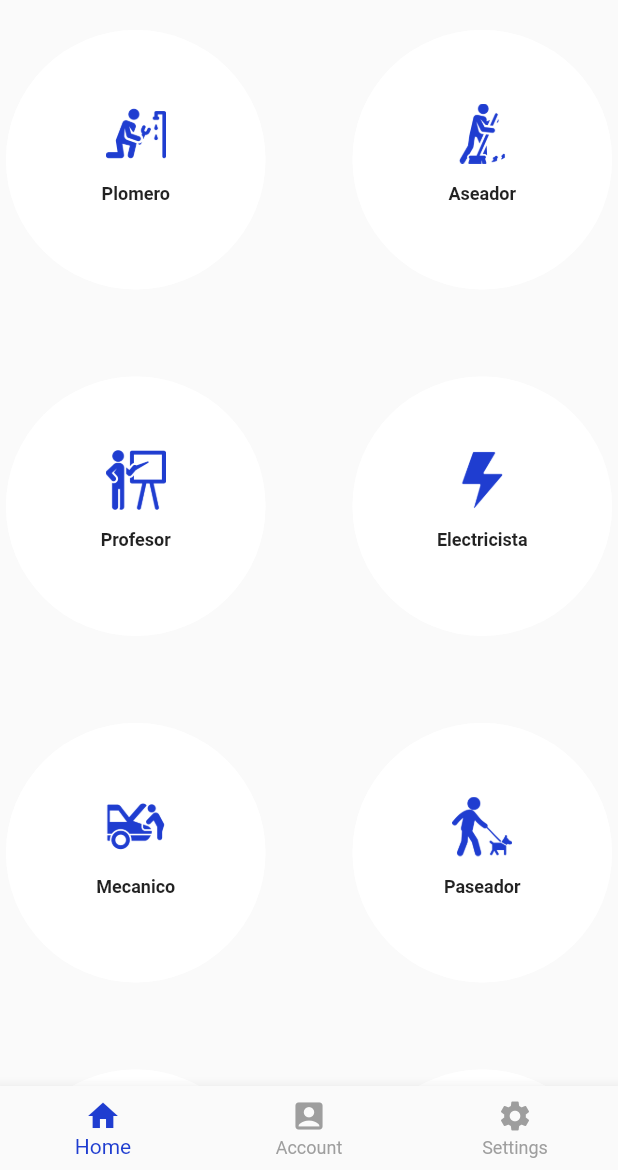
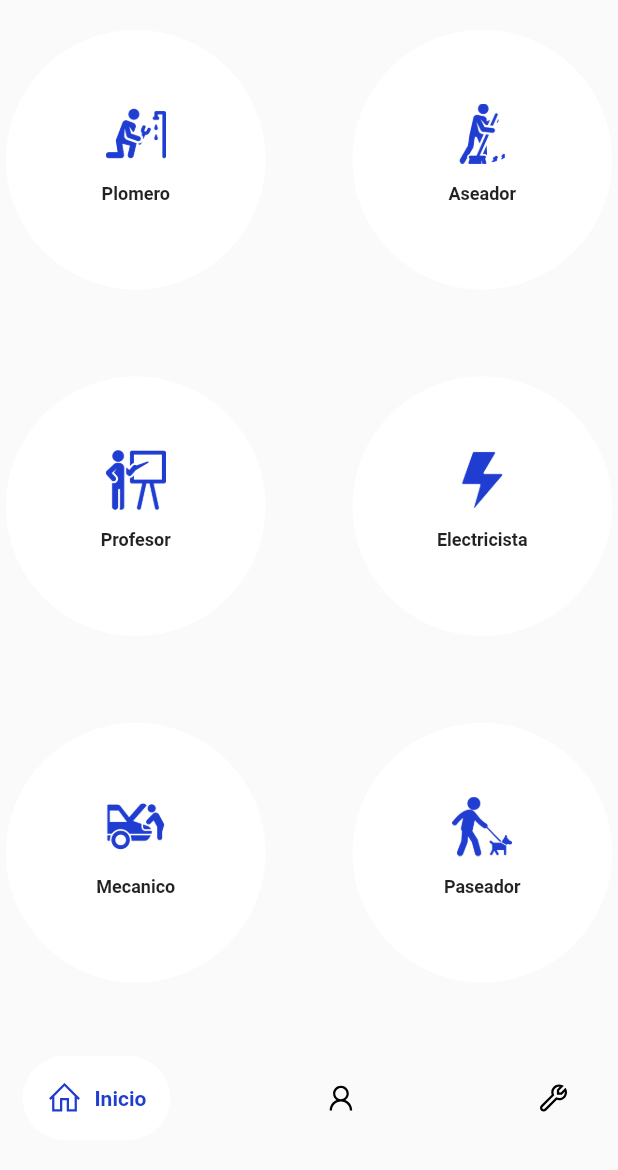
Before and after one commit to Jesus0917/ServiPlus-1.0, a Flutter app: the HomePage screen opened by its route, on a phone screen of 412 x 824 dp, the part 66-1236 px from its top. Run offline on Flutter 3.47's test engine with Material 2 defaults, Android fonts, the phone set to English and light mode, and no system bars; drawn by our look-alikes of google_nav_bar; our stand-ins replace cloud_firestore, firebase_auth, firebase_core, flutter_spinkit, fluttertoast, google_sign_in and 1 more; accounts and stored records are empty.

Commit message:
barra nueva
Signed-off-by: Jesus Garcia <ninojavier32@gmail.com>

```diff
--- a/lib/features/user_auth/presentation/pages/home_page.dart
+++ b/lib/features/user_auth/presentation/pages/home_page.dart
@@ -1,4 +1,8 @@
+import 'dart:ui';
+import 'package:cloud_firestore/cloud_firestore.dart';
 import 'package:flutter/material.dart';
+import 'package:google_nav_bar/google_nav_bar.dart';
+import 'package:line_icons/line_icons.dart';
 
 Color miColorPersonalizado = const Color(0xFF1F3DD0);
 void main() {
@@ -54,39 +58,42 @@ class _HomeScreenState extends State<HomePage> {
         ),
       ),
       body: _buildCurrentScreen(),
-      bottomNavigationBar: BottomNavigationBar(
-        currentIndex: _currentIndex,
-        selectedItemColor: miColorPersonalizado, // Cambia el color de los botones seleccionados
-        unselectedItemColor: Colors.grey,
-        onTap: (int index) {
+      bottomNavigationBar: Container(
+        child: Padding(
+          padding: const EdgeInsets.symmetric(horizontal: 15.0, vertical: 20),
+          child: GNav(
+            activeColor: const Color(0xFF1F3DD0),
+            gap: 8,
+            tabBackgroundColor: Colors.white,
+            padding: const EdgeInsets.all(16),
+            tabs: const [
+              GButton(
+                icon: LineIcons.home,
+                text: 'Inicio',
+              ),
+              GButton(
+                icon: LineIcons.user,
+                text: 'Cuenta',
+              ),
+              GButton(
+                icon: LineIcons.wrench,
+                text: 'Ajustes',
+              ),
+            ],
+            onTabChange: (index) {
               setState(() {
                 _currentIndex = index;
                 if (index == 0) {
                   _navigateToHomeScreen();
                 } else if (index == 1) {
-              _navigateToAccountScreen(
-                  context); // Pasamos el contexto a la pantalla de cuenta
+                  _navigateToAccountScreen(context);
                 } else if (index == 2) {
                   _navigateToSettingsScreen(context);
                 }
               });
             },
-
-        //iconos barra inferior
-        items: const [
-          BottomNavigationBarItem(
-            icon: Icon(Icons.home),
-            label: 'Home',
           ),
-          BottomNavigationBarItem(
-            icon: Icon(Icons.account_box),
-            label: 'Account',
         ),
-          BottomNavigationBarItem(
-            icon: Icon(Icons.settings),
-            label: 'Settings',
-          ),
-        ],
       ),
     );
   }
@@ -380,9 +387,9 @@ class WorkerProfileScreen extends StatelessWidget {
   Widget build(BuildContext context) {
     return Scaffold(
       appBar: AppBar(
-        title: Text('Worker Profile'),
+        title: const Text('Worker Profile'),
       ),
-      body: Center(
+      body: const Center(
         child: Text('This is the worker profile screen'),
       ),
     );
@@ -434,7 +441,7 @@ class ListaTrabajadores extends StatelessWidget {
                         builder: (context) => const WorkerProfileScreen(
                             serviceName: 'Juan Pérez')));
               },
-              child: SizedBox(
+              child: const SizedBox(
                 width: 500, // Ancho personalizado
                 child: WorkerContainer(
                   name: 'Juan Pérez',
@@ -447,7 +454,7 @@ class ListaTrabajadores extends StatelessWidget {
               onTap: () {
                 // Add the action you want to perform when this worker is tapped
               },
-              child: SizedBox(
+              child: const SizedBox(
                 width: 500, // Ancho personalizado
                 child: WorkerContainer(
                   name: 'María López',
@@ -460,7 +467,7 @@ class ListaTrabajadores extends StatelessWidget {
               onTap: () {
                 // Add the action you want to perform when this worker is tapped
               },
-              child: SizedBox(
+              child: const SizedBox(
                 width: 500, // Ancho personalizado
                 child: WorkerContainer(
                   name: 'Carlos Sánchez',
@@ -473,7 +480,7 @@ class ListaTrabajadores extends StatelessWidget {
               onTap: () {
                 // Add the action you want to perform when this worker is tapped
               },
-              child: SizedBox(
+              child: const SizedBox(
                 width: 500, // Ancho personalizado
                 child: WorkerContainer(
                   name: 'Ana Martínez',
@@ -486,7 +493,7 @@ class ListaTrabajadores extends StatelessWidget {
               onTap: () {
                 // Add the action you want to perform when this worker is tapped
               },
-              child: SizedBox(
+              child: const SizedBox(
                 width: 500, // Ancho personalizado
                 child: WorkerContainer(
                   name: 'Roberto Rodríguez',
@@ -499,7 +506,7 @@ class ListaTrabajadores extends StatelessWidget {
               onTap: () {
                 // Add the action you want to perform when this worker is tapped
               },
-              child: SizedBox(
+              child: const SizedBox(
                 width: 500, // Ancho personalizado
                 child: WorkerContainer(
                   name: 'Sara Gómez',
@@ -512,11 +519,27 @@ class ListaTrabajadores extends StatelessWidget {
           ],
         ),
       ),
-      bottomNavigationBar: BottomNavigationBar(
-        currentIndex: _currentIndex,
-        selectedItemColor: miColorPersonalizado, // Cambia el color de los botones seleccionados
-        unselectedItemColor: Colors.grey,
-        onTap: (int index) {
+      bottomNavigationBar: Padding(
+        padding: const EdgeInsets.symmetric(horizontal: 15.0, vertical: 20),
+        child: GNav(
+          activeColor: const Color(0xFF1F3DD0),
+          gap: 8,
+          padding: const EdgeInsets.all(16),
+          tabs: const [
+            GButton(
+              icon: LineIcons.home,
+              text: 'Inicio',
+            ),
+            GButton(
+              icon: LineIcons.user,
+              text: 'Cuenta',
+            ),
+            GButton(
+              icon: LineIcons.wrench,
+              text: 'Ajustes',
+            ),
+          ],
+          onTabChange: (index) {
             if (index == 0) {
               Navigator.pop(context);
             } else if (index == 1) {
@@ -525,20 +548,7 @@ class ListaTrabajadores extends StatelessWidget {
               // Implement navigation to the settings screen here
             }
           },
-        items: const [
-          BottomNavigationBarItem(
-            icon: Icon(Icons.home),
-            label: 'Home',
         ),
-          BottomNavigationBarItem(
-            icon: Icon(Icons.account_box),
-            label: 'Account',
-          ),
-          BottomNavigationBarItem(
-            icon: Icon(Icons.settings),
-            label: 'Settings',
-          ),
-        ],
       ),
     );
   }
--- a/pubspec.yaml
+++ b/pubspec.yaml
@@ -44,6 +44,8 @@ dependencies:
   google_sign_in:
   provider:
   flutter_spinkit: ^5.2.0
+  google_nav_bar: ^5.0.6
+  line_icons: ^2.0.3
 
 
 dev_dependencies:
```
Also changed, not shown: pubspec.lock. Lines whose indentation alone changed are shown as unchanged.
